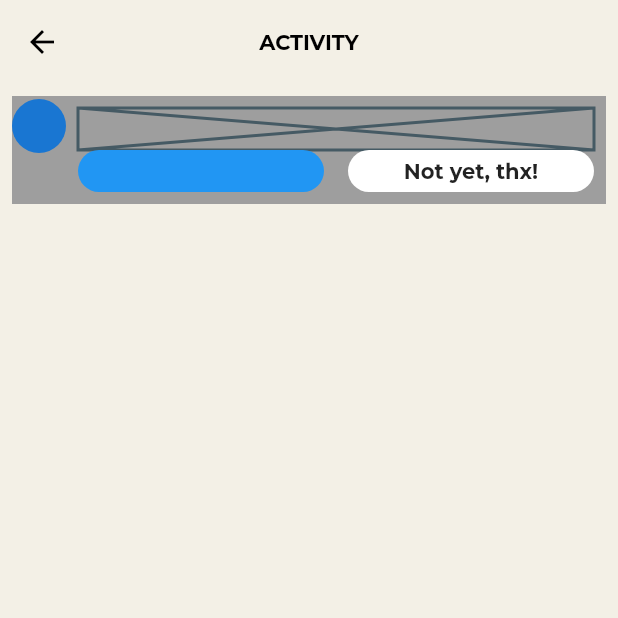
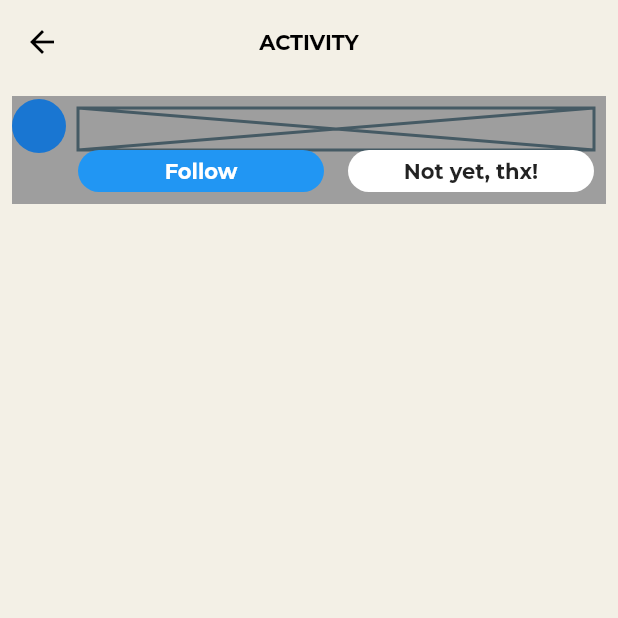
Before and after one commit to JAICHANGPARK/flutter_notebook_11th_story, a Flutter app: the NotificationPage screen opened directly, on a phone screen of 412 x 824 dp, the top half of it. Run offline on Flutter 3.47's test engine with Material 2 defaults, Android fonts, the phone set to English and light mode, and no system bars; our stand-ins replace backdrop, badges, flutter_inner_drawer, flutter_slidable, google_fonts.

Commit message:
Update notification_page.dart

```diff
--- a/lib/ep701_clubhouse/ui/notification_page.dart
+++ b/lib/ep701_clubhouse/ui/notification_page.dart
@@ -55,7 +55,16 @@ class _NotificationPageState extends State<NotificationPage> {
                                             shape: StadiumBorder(),
                                             color: Colors.blue,
                                           ),
-                                        )),
+                                          child: Center(
+                                            child: Text("Follow",
+                                              style: GoogleFonts.montserrat(
+                                                color: Colors.white,
+                                                  fontWeight: FontWeight.bold
+                                              ),),
+                                          ),
+                                        ),
+
+                                        ),
                                         SizedBox(width: 16,),
                                         Expanded(child: Container(
                                           decoration: ShapeDecoration(
```
